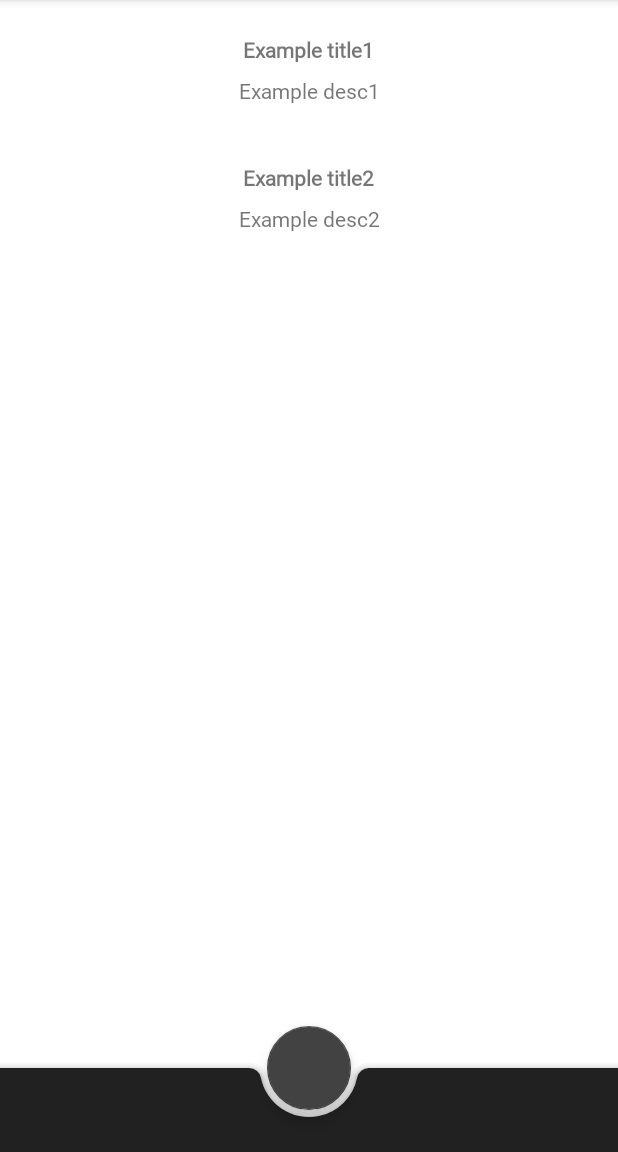
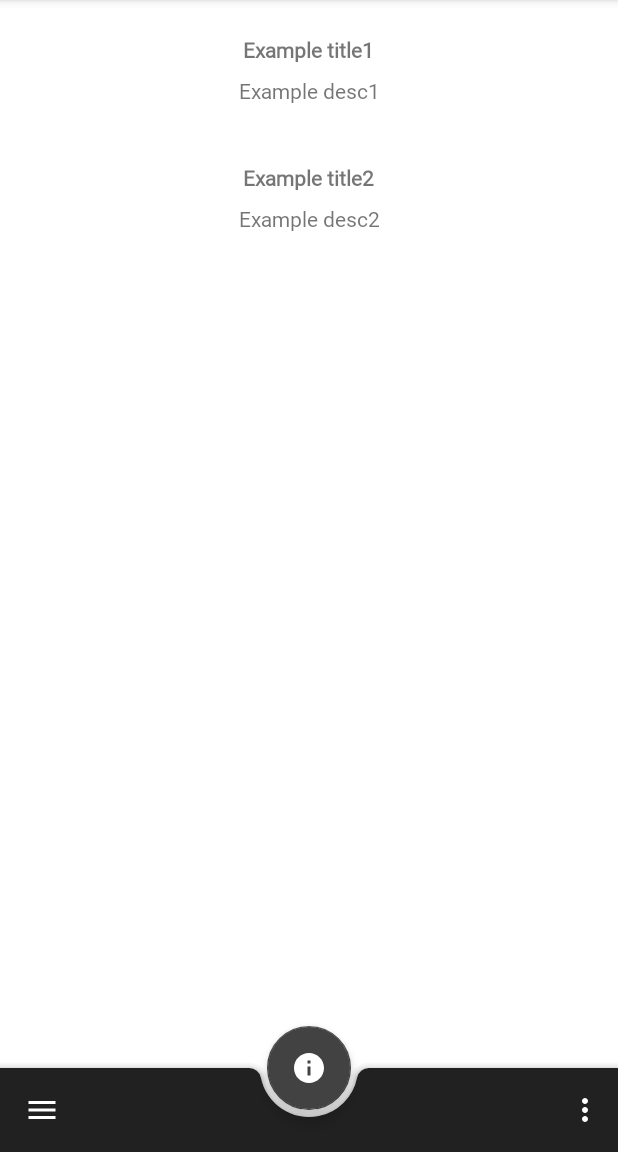
Before and after one commit to MitchelCarreon/app_test, an Android app: the AdventureSelectActivity screen opened directly, with no data from a screen before it, on a phone screen of 412 x 824 dp, the part 84-1236 px from its top. Run offline under Robolectric (Android 15) with nearby library versions, the phone set to English and light mode, and no system bars.

Commit message:
Added bottom menu bar. Not functional yet.

```diff
--- a/app/src/main/java/com/example/app_test/AdventureSelectActivity.java
+++ b/app/src/main/java/com/example/app_test/AdventureSelectActivity.java
@@ -6,6 +6,7 @@
 
 import android.content.Intent;
 import android.os.Bundle;
+import android.view.View;
 import android.widget.Toast;
 
 import com.example.app_test.adapter.AdventureSelectAdapter;
@@ -50,6 +51,14 @@
                     }
                 }
         );
+
+        // TODO: just experimenting with menu bar.
+        binding.bottomMenuBar.setNavigationOnClickListener(new View.OnClickListener() {
+            @Override
+            public void onClick(View v) {
+                Toast.makeText(getBaseContext(), "Menu bar clicked", Toast.LENGTH_SHORT).show();
+            }
+        });
     }
 
     private List<Adventure_overview> getAvailableAdventures(){
--- /dev/null
+++ b/app/src/main/res/drawable/ic_baseline_info_24.xml
@@ -0,0 +1,10 @@
+<vector xmlns:android="http://schemas.android.com/apk/res/android"
+    android:width="24dp"
+    android:height="24dp"
+    android:viewportWidth="24"
+    android:viewportHeight="24"
+    android:tint="?attr/colorControlNormal">
+  <path
+      android:fillColor="@android:color/white"
+      android:pathData="M12,2C6.48,2 2,6.48 2,12s4.48,10 10,10 10,-4.48 10,-10S17.52,2 12,2zM13,17h-2v-6h2v6zM13,9h-2L11,7h2v2z"/>
+</vector>
--- a/app/src/main/res/layout/activity_adventure_select.xml
+++ b/app/src/main/res/layout/activity_adventure_select.xml
@@ -14,16 +14,19 @@
 
 
     <com.google.android.material.bottomappbar.BottomAppBar
-        android:layout_width="match_parent"
-        android:layout_gravity="bottom"
         android:id="@+id/bottom_menu_bar"
         style="@style/Widget.MaterialComponents.BottomAppBar.Colored"
-        android:layout_height="wrap_content"/>
+        android:layout_width="match_parent"
+        android:layout_height="wrap_content"
+        app:navigationIcon="@drawable/ic_baseline_menu_24"
+        app:menu="@menu/adventure_select_bottom_menu"
+        android:layout_gravity="bottom" />
 
     <com.google.android.material.floatingactionbutton.FloatingActionButton
         android:layout_width="wrap_content"
         android:layout_height="wrap_content"
-        app:layout_anchor="@id/bottom_menu_bar"/>
+        android:src="@drawable/ic_baseline_info_24"
+        app:layout_anchor="@id/bottom_menu_bar" />
 
 
 </androidx.coordinatorlayout.widget.CoordinatorLayout>
--- /dev/null
+++ b/app/src/main/res/menu/adventure_select_bottom_menu.xml
@@ -0,0 +1,10 @@
+<?xml version="1.0" encoding="utf-8"?>
+<menu xmlns:android="http://schemas.android.com/apk/res/android">
+    <item
+        android:id="@+id/sample_item"
+        android:title="sample_item1" />
+
+    <item
+        android:id="@+id/sample_item2"
+        android:title="sample_item2" />
+</menu>
```
